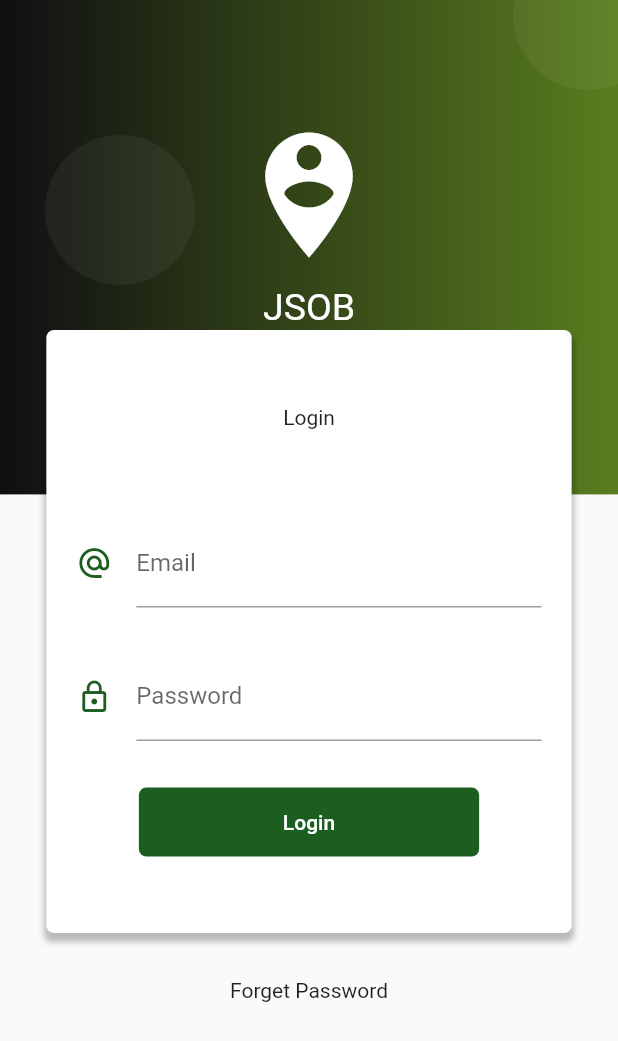
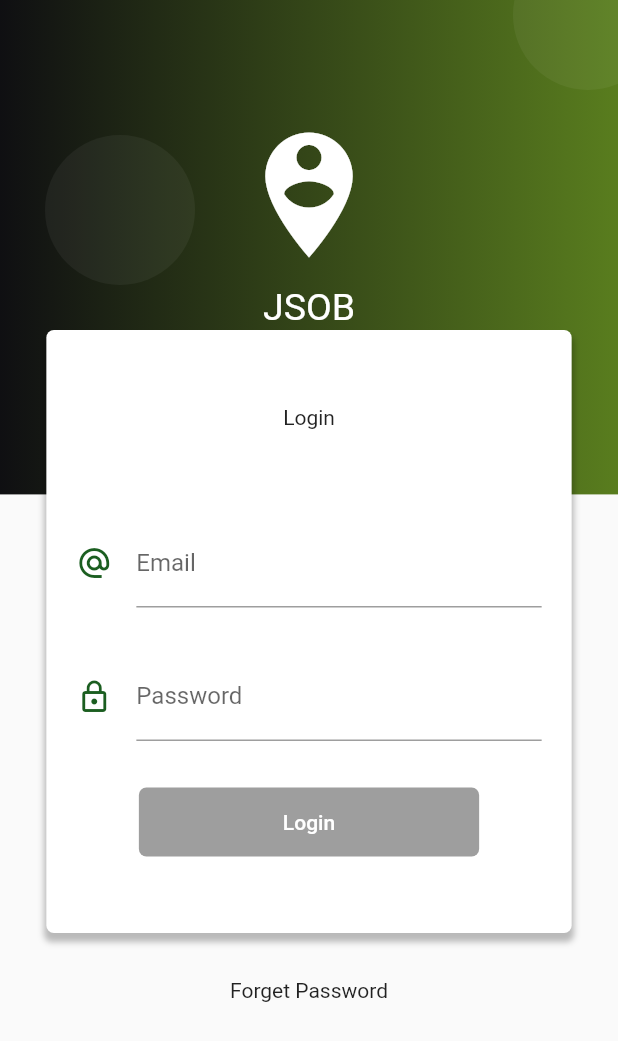
Before and after one commit to Jhonsebas77/udemy-flutter-form, a Flutter app: the screen it shows after launch, on a phone screen of 412 x 824 dp. Shown: the top 1041 px of the screen. Run offline on Flutter 3.47's test engine with Material 2 defaults, Android fonts, the phone set to English and light mode, and no system bars; our stand-ins replace rxdart.

Commit message:
Enable the button when both inputs are valid

```diff
--- a/lib/src/bloc/login_bloc.dart
+++ b/lib/src/bloc/login_bloc.dart
@@ -1,14 +1,21 @@
 import 'dart:async';
+import 'package:rxdart/rxdart.dart';
 import 'package:udemy_form_app/src/bloc/validators.dart';
 
 class LoginBloc with Validators {
-  final _emailController = StreamController<String>.broadcast();
-  final _passwordController = StreamController<String>.broadcast();
+  final _emailController = BehaviorSubject<String>();
+  final _passwordController = BehaviorSubject<String>();
 
   Stream<String> get emailStream =>
       _emailController.stream.transform(validateEmail);
   Stream<String> get passwordStream =>
       _passwordController.stream.transform(validatePassword);
+
+  Stream<bool> get formValidStream => Rx.combineLatest2(
+        emailStream,
+        passwordStream,
+        (e, p) => true,
+      );
 
   Function(String) get changeEmail => _emailController.sink.add;
   Function(String) get changePassword => _passwordController.sink.add;
--- a/lib/src/pages/login/login_page.dart
+++ b/lib/src/pages/login/login_page.dart
@@ -152,7 +152,7 @@ class LoginPage extends StatelessWidget {
                 SizedBox(
                   height: 30,
                 ),
-                _buildButton(),
+                _buildButton(bloc),
               ],
             ),
           ),
@@ -216,7 +216,13 @@ class LoginPage extends StatelessWidget {
     );
   }
 
-  Widget _buildButton() {
+  Widget _buildButton(LoginBloc bloc) {
+    return StreamBuilder(
+      stream: bloc.formValidStream,
+      builder: (
+        BuildContext context,
+        AsyncSnapshot snapshot,
+      ) {
         return RaisedButton(
           child: Container(
             padding: EdgeInsets.symmetric(
@@ -235,7 +241,9 @@ class LoginPage extends StatelessWidget {
           elevation: 0.0,
           color: Colors.green[900],
           textColor: Colors.white,
-      onPressed: () {},
+          onPressed: snapshot.hasData ? () {} : null,
+        );
+      },
     );
   }
 }
--- a/pubspec.yaml
+++ b/pubspec.yaml
@@ -28,6 +28,7 @@ dependencies:
   # The following adds the Cupertino Icons font to your application.
   # Use with the CupertinoIcons class for iOS style icons.
   cupertino_icons: ^1.0.0
+  rxdart:
 
 dev_dependencies:
   flutter_test:
```
Also changed, not shown: pubspec.lock. Lines whose indentation alone changed are shown as unchanged.
